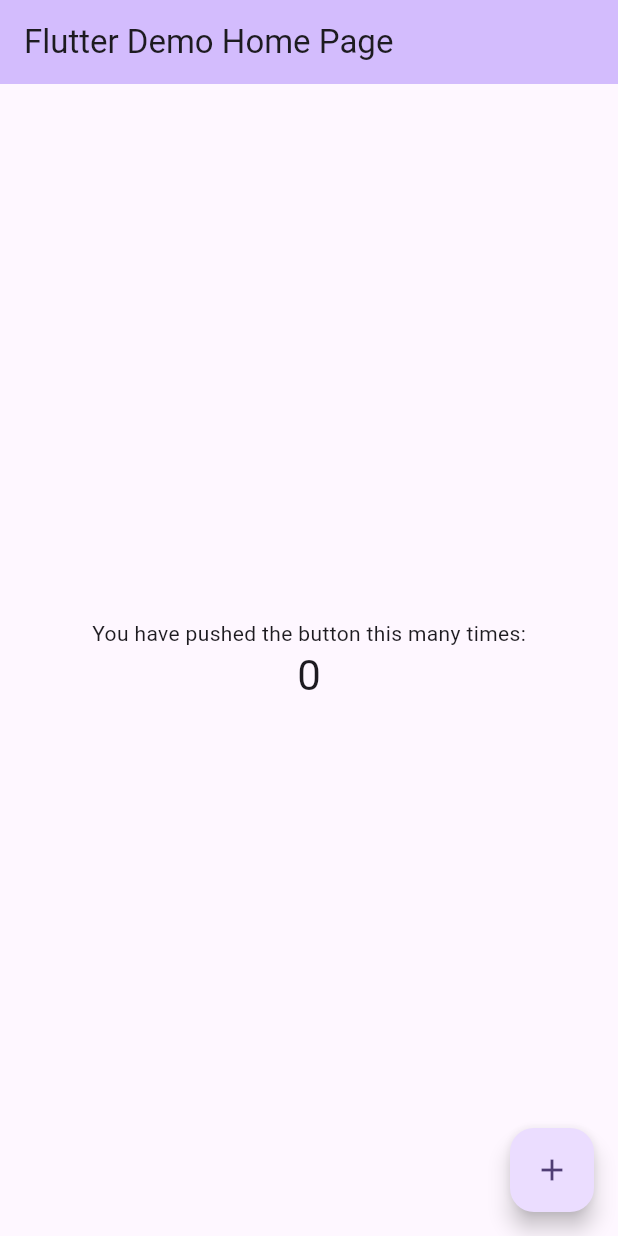
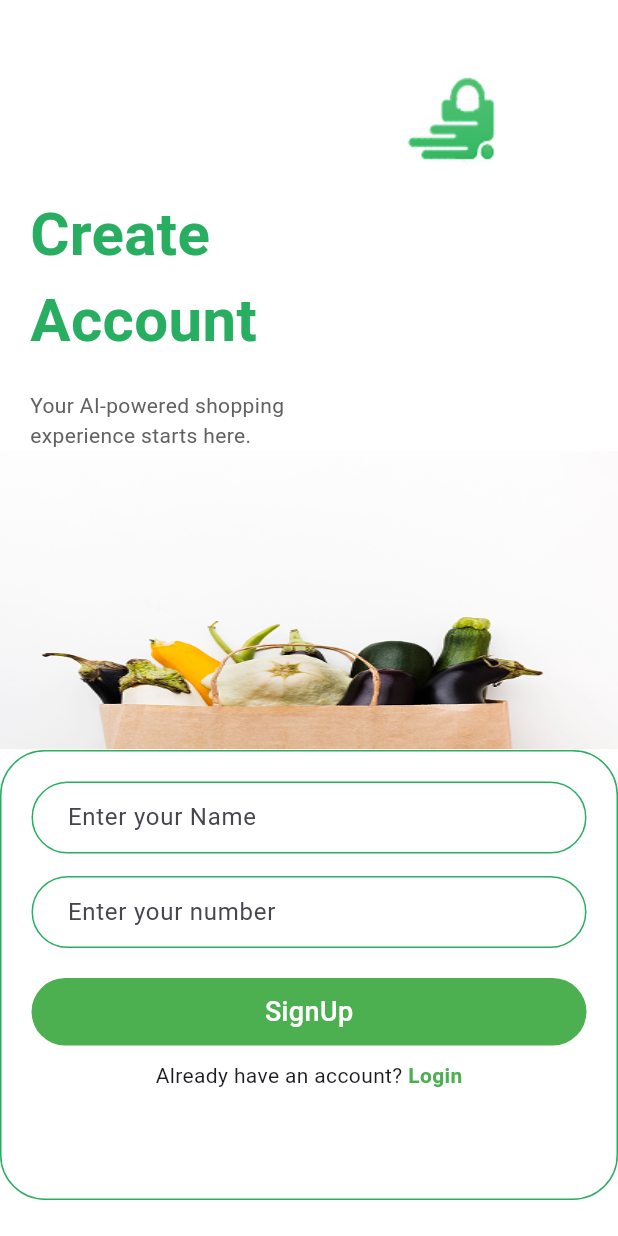
Before and after one commit to pokaktechnologies/supermarket-admin-fe, a Flutter app: the screen it shows after launch, on a phone screen of 412 x 824 dp. Run offline on Flutter 3.47's test engine with Material 3 defaults, Android fonts, the phone set to English and light mode, and no system bars.

Commit message:
folder structure created and auth screens completed

```diff
--- /dev/null
+++ b/lib/app.dart
@@ -0,0 +1,20 @@
+import 'package:flutter/material.dart';
+import 'package:supermarket_admin_fe/views/auth/signup.dart';
+
+
+class MyApp extends StatelessWidget {
+  const MyApp({super.key});
+
+  @override
+  Widget build(BuildContext context) {
+    return MaterialApp(
+      title: 'Super Market',
+      debugShowCheckedModeBanner: false,
+      theme: ThemeData(
+        colorScheme: ColorScheme.fromSeed(seedColor: Colors.deepPurple),
+        useMaterial3: true,
+      ),
+      home: const Signup(),
+    );
+  }
+}
--- /dev/null
+++ b/lib/core/themes/app_assets.dart
@@ -0,0 +1,4 @@
+class AppAssets {
+  static const String logo = 'assets/common/logo.png';
+  static const String authImg1 = 'assets/common/auth_img1.png';
+}
--- /dev/null
+++ b/lib/core/themes/app_colors.dart
@@ -0,0 +1,7 @@
+import 'package:flutter/material.dart';
+
+class AppColors {
+  static const white = Colors.white;
+  static const primaryColor = Color(0xFF27AE60);
+  static const green = Colors.green;
+}
--- a/lib/main.dart
+++ b/lib/main.dart
@@ -1,110 +1,6 @@
 import 'package:flutter/material.dart';
+import 'package:supermarket_admin_fe/app.dart';
 
 void main() {
   runApp(const MyApp());
 }
-
-class MyApp extends StatelessWidget {
-  const MyApp({super.key});
-
-  // This widget is the root of your application.
-  @override
-  Widget build(BuildContext context) {
-    return MaterialApp(
-      title: 'Flutter Demo',
-      theme: ThemeData(
-        colorScheme: ColorScheme.fromSeed(seedColor: Colors.deepPurple),
-        useMaterial3: true,
-      ),
-      home: const MyHomePage(title: 'Flutter Demo Home Page'),
-    );
-  }
-}
-
-class MyHomePage extends StatefulWidget {
-  const MyHomePage({super.key, required this.title});
-
-  // This widget is the home page of your application. It is stateful, meaning
-  // that it has a State object (defined below) that contains fields that affect
-  // how it looks.
-
-  // This class is the configuration for the state. It holds the values (in this
-  // case the title) provided by the parent (in this case the App widget) and
-  // used by the build method of the State. Fields in a Widget subclass are
-  // always marked "final".
-
-  final String title;
-
-  @override
-  State<MyHomePage> createState() => _MyHomePageState();
-}
-
-class _MyHomePageState extends State<MyHomePage> {
-  int _counter = 0;
-
-  void _incrementCounter() {
-    setState(() {
-      // This call to setState tells the Flutter framework that something has
-      // changed in this State, which causes it to rerun the build method below
-      // so that the display can reflect the updated values. If we changed
-      // _counter without calling setState(), then the build method would not be
-      // called again, and so nothing would appear to happen.
-      _counter++;
-    });
-  }
-
-  @override
-  Widget build(BuildContext context) {
-    // This method is rerun every time setState is called, for instance as done
-    // by the _incrementCounter method above.
-    //
-    // The Flutter framework has been optimized to make rerunning build methods
-    // fast, so that you can just rebuild anything that needs updating rather
-    // than having to individually change instances of widgets.
-    return Scaffold(
-      appBar: AppBar(
-        // TRY THIS: Try changing the color here to a specific color (to
-        // Colors.amber, perhaps?) and trigger a hot reload to see the AppBar
-        // change color while the other colors stay the same.
-        backgroundColor: Theme.of(context).colorScheme.inversePrimary,
-        // Here we take the value from the MyHomePage object that was created by
-        // the App.build method, and use it to set our appbar title.
-        title: Text(widget.title),
-      ),
-      body: Center(
-        // Center is a layout widget. It takes a single child and positions it
-        // in the middle of the parent.
-        child: Column(
-          // Column is also a layout widget. It takes a list of children and
-          // arranges them vertically. By default, it sizes itself to fit its
-          // children horizontally, and tries to be as tall as its parent.
-          //
-          // Column has various properties to control how it sizes itself and
-          // how it positions its children. Here we use mainAxisAlignment to
-          // center the children vertically; the main axis here is the vertical
-          // axis because Columns are vertical (the cross axis would be
-          // horizontal).
-          //
-          // TRY THIS: Invoke "debug painting" (choose the "Toggle Debug Paint"
-          // action in the IDE, or press "p" in the console), to see the
-          // wireframe for each widget.
-          mainAxisAlignment: MainAxisAlignment.center,
-          children: <Widget>[
-            const Text(
-              'You have pushed the button this many times:',
-            ),
-            Text(
-              '$_counter',
-              style: Theme.of(context).textTheme.headlineMedium,
-            ),
-          ],
-        ),
-      ),
-      floatingActionButton: FloatingActionButton(
-        onPressed: _incrementCounter,
-        tooltip: 'Increment',
-        child: const Icon(Icons.add),
-      ), // This trailing comma makes auto-formatting nicer for build methods.
-    );
-  }
-}
--- /dev/null
+++ b/lib/views/auth/signup.dart
@@ -0,0 +1,164 @@
+import 'package:flutter/material.dart';
+import 'package:supermarket_admin_fe/core/themes/app_assets.dart';
+import 'package:supermarket_admin_fe/core/themes/app_colors.dart';
+import 'package:supermarket_admin_fe/core/utils/navigations.dart';
+import 'package:supermarket_admin_fe/views/auth/loginScreen.dart';
+import 'package:supermarket_admin_fe/views/auth/otpScreen.dart';
+import 'package:supermarket_admin_fe/widgets/buttons.dart/custom_button.dart';
+
+class Signup extends StatefulWidget {
+  const Signup({super.key});
+
+  @override
+  State<Signup> createState() => _SignupState();
+}
+
+class _SignupState extends State<Signup> {
+  @override
+  Widget build(BuildContext context) {
+    return Scaffold(
+      backgroundColor: AppColors.white,
+      body: SingleChildScrollView(
+        child: Column(
+          crossAxisAlignment: CrossAxisAlignment.start,
+          children: [
+            // Logo and Header
+            Padding(
+              padding: const EdgeInsets.only(top: 50, left: 270),
+              child: Image.asset(AppAssets.logo),
+            ),
+            const Padding(
+              padding: EdgeInsets.only(left: 20, top: 15),
+              child: Text(
+                "Create\nAccount",
+                style: TextStyle(
+                  fontSize: 40,
+                  fontWeight: FontWeight.bold,
+                  color: AppColors.primaryColor,
+                ),
+              ),
+            ),
+            Padding(
+              padding: const EdgeInsets.only(left: 20, top: 18),
+              child: Text(
+                "Your AI-powered shopping\nexperience starts here.",
+                style: TextStyle(fontSize: 14, color: Colors.grey.shade700),
+              ),
+            ),
+
+            //  SizedBox(height: 20),
+
+            // Image
+            Center(
+              child: Image.asset(
+                AppAssets.authImg1,
+                height: 200,
+                width: double.infinity,
+                fit: BoxFit.fill,
+              ),
+            ),
+
+            Container(
+              height: 300,
+              width: double.infinity,
+              padding: const EdgeInsets.all(20),
+              decoration: BoxDecoration(
+                color: AppColors.white,
+                borderRadius: BorderRadius.circular(30),
+                border: Border.all(color: AppColors.primaryColor),
+              ),
+              child: Column(
+                children: [
+                  TextField(
+                    decoration: InputDecoration(
+                      hintText: "Enter your Name",
+                      border: OutlineInputBorder(
+                        borderRadius: BorderRadius.circular(30),
+                        borderSide: BorderSide.none,
+                      ),
+                      enabledBorder: OutlineInputBorder(
+                        borderRadius: BorderRadius.circular(30),
+                        borderSide: const BorderSide(
+                          color: AppColors.primaryColor,
+                        ),
+                      ),
+                      focusedBorder: OutlineInputBorder(
+                        borderRadius: BorderRadius.circular(30),
+                        borderSide: const BorderSide(
+                          color: AppColors.primaryColor,
+                          width: 1.5,
+                        ),
+                      ),
+                      filled: true,
+                      fillColor: AppColors.white,
+                      contentPadding: const EdgeInsets.symmetric(
+                        horizontal: 20,
+                      ),
+                    ),
+                    keyboardType: TextInputType.phone,
+                  ),
+                  const SizedBox(height: 15),
+                  TextField(
+                    decoration: InputDecoration(
+                      hintText: "Enter your number",
+                      border: OutlineInputBorder(
+                        borderRadius: BorderRadius.circular(30),
+                        borderSide: BorderSide.none,
+                      ),
+                      enabledBorder: OutlineInputBorder(
+                        borderRadius: BorderRadius.circular(30),
+                        borderSide: const BorderSide(
+                          color: AppColors.primaryColor,
+                        ),
+                      ),
+                      focusedBorder: OutlineInputBorder(
+                        borderRadius: BorderRadius.circular(30),
+                        borderSide: const BorderSide(
+                          color: AppColors.primaryColor,
+                          width: 1.5,
+                        ),
+                      ),
+                      filled: true,
+                      fillColor: AppColors.white,
+                      contentPadding: const EdgeInsets.symmetric(
+                        horizontal: 20,
+                      ),
+                    ),
+                    keyboardType: TextInputType.phone,
+                  ),
+                  const SizedBox(height: 20),
+                  CustomButton(
+                    text: "SignUp",
+                    onPressed: () {
+                      pushNavigation(context, const OtpScreen());
+                    },
+                    buttonColor: AppColors.green,
+                  ),
+                  const SizedBox(height: 10),
+                  Row(
+                    mainAxisAlignment: MainAxisAlignment.center,
+                    children: [
+                      const Text("Already have an account?"),
+                      GestureDetector(
+                        onTap: () {
+                          pushNavigation(context, const LoginScreen());
+                        },
+                        child: const Text(
+                          " Login",
+                          style: TextStyle(
+                            color: Colors.green,
+                            fontWeight: FontWeight.bold,
+                          ),
+                        ),
+                      ),
+                    ],
+                  ),
+                ],
+              ),
+            ),
+          ],
+        ),
+      ),
+    );
+  }
+}
--- /dev/null
+++ b/lib/widgets/buttons.dart/custom_button.dart
@@ -0,0 +1,41 @@
+import 'package:flutter/material.dart';
+import 'package:supermarket_admin_fe/core/themes/app_colors.dart';
+
+class CustomButton extends StatelessWidget {
+  final String text;
+  final VoidCallback onPressed;
+  final Color buttonColor;
+  const CustomButton({
+    super.key,
+    required this.text,
+    required this.onPressed,
+    required this.buttonColor,
+  });
+
+  @override
+  Widget build(BuildContext context) {
+    return InkWell(
+      onTap: () {
+        onPressed();
+      },
+      child: Container(
+        height: 45,
+        width: double.infinity,
+        decoration: BoxDecoration(
+          color: buttonColor,
+          borderRadius: BorderRadius.circular(25),
+        ),
+        child: Center(
+          child: Text(
+            text,
+            style: const TextStyle(
+              color: AppColors.white,
+              fontSize: 18,
+              fontWeight: FontWeight.w500,
+            ),
+          ),
+        ),
+      ),
+    );
+  }
+}
--- a/pubspec.yaml
+++ b/pubspec.yaml
@@ -59,8 +59,10 @@ flutter:
   uses-material-design: true
 
   # To add assets to your application, add an assets section, like this:
-  # assets:
-  #   - images/a_dot_burr.jpeg
+  assets:
+    - assets/
+    - assets/common/
+    - assets/images/
   #   - images/a_dot_ham.jpeg
 
   # An image asset can refer to one or more resolution-specific "variants", see
```
Also changed, not shown: lib/core/utils/navigations.dart (added, +22 -0 lines), lib/views/auth/loginScreen.dart (added, +129 -0 lines), lib/views/auth/otpScreen.dart (added, +85 -0 lines), lib/views/test.dart (added, +18 -0 lines), assets/common/auth_img1.png (added), assets/common/logo.png (added), lib/widgets/test.dart (added), 1 other file.
